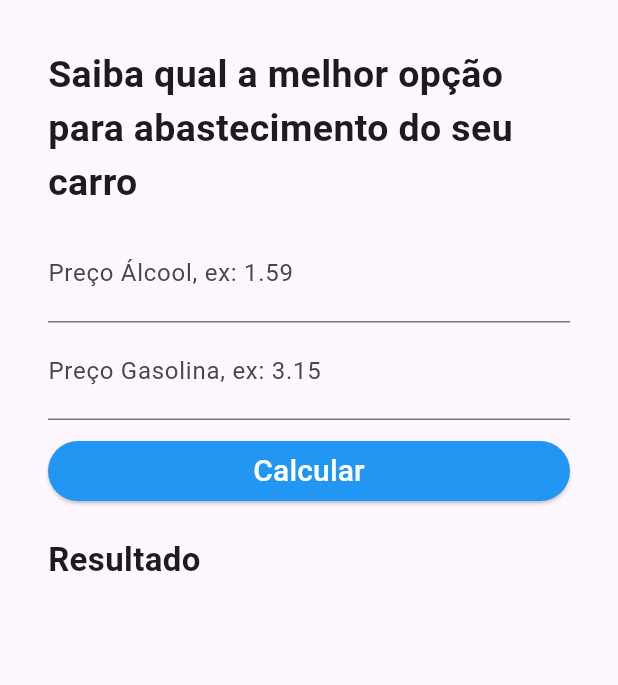
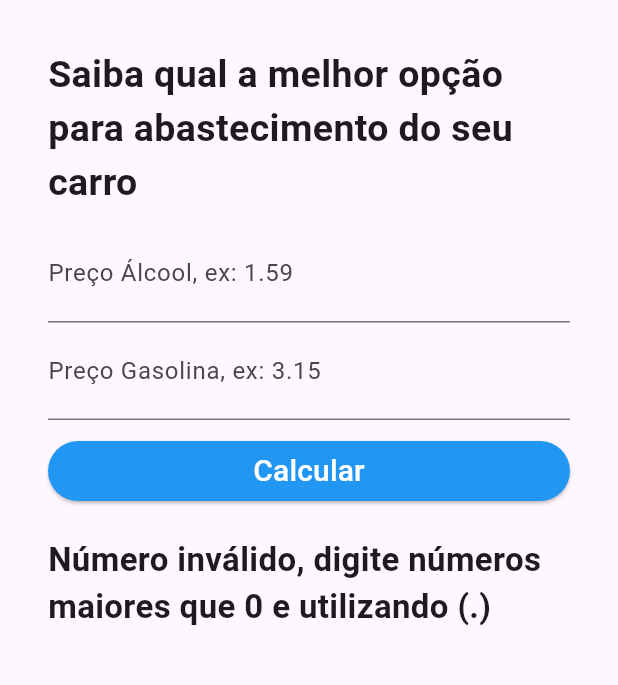
Before and after one commit to BRADDTELES/Formacao-Flutter, a Flutter app: the screen it shows after launch, after a tap on "Calcular", on a phone screen of 412 x 824 dp, the part 268-953 px from its top. Run offline on Flutter 3.47's test engine with Material 3 defaults, Android fonts, the light colour scheme and no system bars.

Commit message:
#App3 Álcool ou Gasolina - Calculando resultado - usando Virgula e Ponto; setState; convertendo String para double usando o double.tryParse; limpando os campos após o calculo

```diff
--- a/alcool_gasolina/lib/AlccolGasolina.dart
+++ b/alcool_gasolina/lib/AlccolGasolina.dart
@@ -11,6 +11,38 @@ class _AlcoolGasolinaState extends State<AlcoolGasolina> {
 
   TextEditingController _controllerAlcool = TextEditingController();
   TextEditingController _controllerGasolina = TextEditingController();
+  String _textoResultado = "";
+
+  void _calcular(){
+
+    double? precoAlcool = double.tryParse( _controllerAlcool.text );
+    double? precoGasolina = double.tryParse( _controllerGasolina.text );
+
+    if( precoAlcool == null || precoGasolina == null ){
+      setState(() {
+        _textoResultado = "Número inválido, digite números maiores que 0 e utilizando (.) ";
+      });
+    }else{
+      if( (precoAlcool / precoGasolina) >= 0.7 ){
+        setState(() {
+          _textoResultado = "Melhor abastecer com gasolina";
+        });
+      }else{
+        setState(() {
+          _textoResultado = "Melhor abastecer com alcool";
+        });
+      }
+
+      _limparCampos();
+
+    }
+
+  }
+
+  void _limparCampos(){
+    _controllerGasolina.text = "";
+    _controllerAlcool.text = "";
+  }
 
   @override
   Widget build(BuildContext context) {
@@ -66,12 +98,13 @@ class _AlcoolGasolinaState extends State<AlcoolGasolina> {
                     style: TextStyle(fontSize: 20, color: Colors.white),
                   ),
                   style: TextButton.styleFrom(backgroundColor: Colors.blue),
-                  onPressed: (){},
+                  onPressed: _calcular,
                 ),
               ),
-              Padding(padding: EdgeInsets.only(top: 20),
+              Padding(
+                padding: EdgeInsets.only(top: 20),
                 child: Text(
-                  "Resultado",
+                  _textoResultado,
                   style: TextStyle(
                       fontSize: 22,
                       fontWeight: FontWeight.bold),
```
